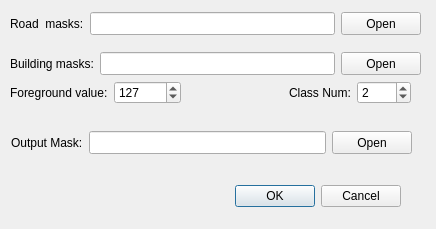
Qt form ui/postProcess/CombineMulticlassFromSingleModelResults.ui (scrssys/semantic_segment_RSImage) before a commit.
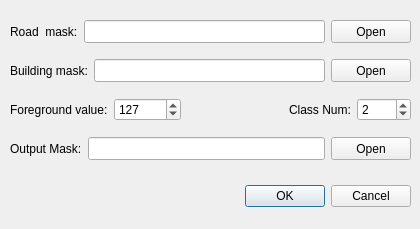
The same form after that commit.

Patch:
```diff
--- a/ui/postProcess/CombineMulticlassFromSingleModelResults.ui
+++ b/ui/postProcess/CombineMulticlassFromSingleModelResults.ui
@@ -6,7 +6,7 @@
    <rect>
     <x>0</x>
     <y>0</y>
-    <width>436</width>
+    <width>420</width>
     <height>229</height>
    </rect>
   </property>
@@ -16,9 +16,9 @@
   <widget class="QDialogButtonBox" name="buttonBox">
    <property name="geometry">
     <rect>
-     <x>60</x>
+     <x>190</x>
      <y>180</y>
-     <width>341</width>
+     <width>221</width>
      <height>32</height>
     </rect>
    </property>
@@ -29,15 +29,17 @@
     <set>QDialogButtonBox::Cancel|QDialogButtonBox::Ok</set>
    </property>
   </widget>
-  <widget class="QWidget" name="layoutWidget_3">
+  <widget class="QWidget" name="layoutWidget">
    <property name="geometry">
     <rect>
      <x>10</x>
      <y>10</y>
-     <width>411</width>
-     <height>27</height>
+     <width>401</width>
+     <height>161</height>
     </rect>
    </property>
+   <layout class="QVBoxLayout" name="verticalLayout">
+    <item>
    <layout class="QHBoxLayout" name="horizontalLayout_8">
     <item>
      <widget class="QLabel" name="label_6">
@@ -48,7 +50,7 @@
        </size>
       </property>
       <property name="text">
-       <string>Road  masks:</string>
+         <string>Road  mask:</string>
       </property>
      </widget>
     </item>
@@ -76,19 +78,11 @@
      </widget>
     </item>
    </layout>
-  </widget>
-  <widget class="QWidget" name="layoutWidget">
-   <property name="geometry">
-    <rect>
-     <x>11</x>
-     <y>130</y>
-     <width>401</width>
-     <height>25</height>
-    </rect>
-   </property>
-   <layout class="QHBoxLayout" name="horizontalLayout">
+    </item>
     <item>
-     <widget class="QLabel" name="label_7">
+     <layout class="QHBoxLayout" name="horizontalLayout_9">
+      <item>
+       <widget class="QLabel" name="label_8">
       <property name="minimumSize">
        <size>
         <width>55</width>
@@ -96,7 +90,7 @@
        </size>
       </property>
       <property name="text">
-       <string>Output Mask:</string>
+         <string>Building mask:</string>
       </property>
      </widget>
     </item>
@@ -124,16 +118,8 @@
      </widget>
     </item>
    </layout>
-  </widget>
-  <widget class="QWidget" name="layoutWidget">
-   <property name="geometry">
-    <rect>
-     <x>10</x>
-     <y>80</y>
-     <width>401</width>
-     <height>25</height>
-    </rect>
-   </property>
+    </item>
+    <item>
    <layout class="QHBoxLayout" name="horizontalLayout_2">
     <item>
      <widget class="QLabel" name="label">
@@ -207,19 +193,11 @@
      </widget>
     </item>
    </layout>
-  </widget>
-  <widget class="QWidget" name="layoutWidget_4">
-   <property name="geometry">
-    <rect>
-     <x>10</x>
-     <y>50</y>
-     <width>411</width>
-     <height>27</height>
-    </rect>
-   </property>
-   <layout class="QHBoxLayout" name="horizontalLayout_9">
+    </item>
     <item>
-     <widget class="QLabel" name="label_8">
+     <layout class="QHBoxLayout" name="horizontalLayout">
+      <item>
+       <widget class="QLabel" name="label_7">
       <property name="minimumSize">
        <size>
         <width>55</width>
@@ -227,12 +205,12 @@
        </size>
       </property>
       <property name="text">
-       <string>Building masks:</string>
+         <string>Output Mask:</string>
       </property>
      </widget>
     </item>
     <item>
-     <widget class="QLineEdit" name="lineEdit_building_mask">
+       <widget class="QLineEdit" name="lineEdit_mask">
       <property name="minimumSize">
        <size>
         <width>201</width>
@@ -242,7 +220,7 @@
      </widget>
     </item>
     <item>
-     <widget class="QPushButton" name="pushButton_building_mask">
+       <widget class="QPushButton" name="pushButton_mask">
       <property name="minimumSize">
        <size>
         <width>0</width>
@@ -253,6 +231,8 @@
        <string>Open</string>
       </property>
      </widget>
+      </item>
+     </layout>
     </item>
    </layout>
   </widget>
```
Left out of the diff: 6 changed lines with no effect on the pictures. Lines whose indentation alone changed are shown as unchanged.
